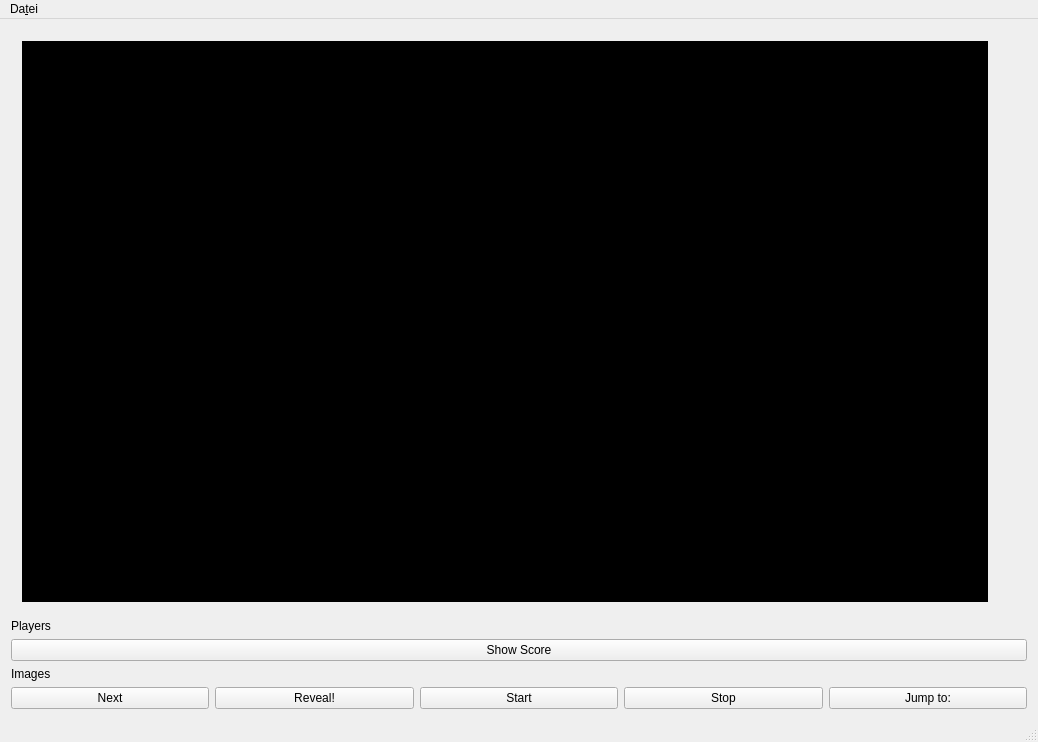
Qt form guesswho.ui (freepenguin84/GuessWhoGame) before a commit.
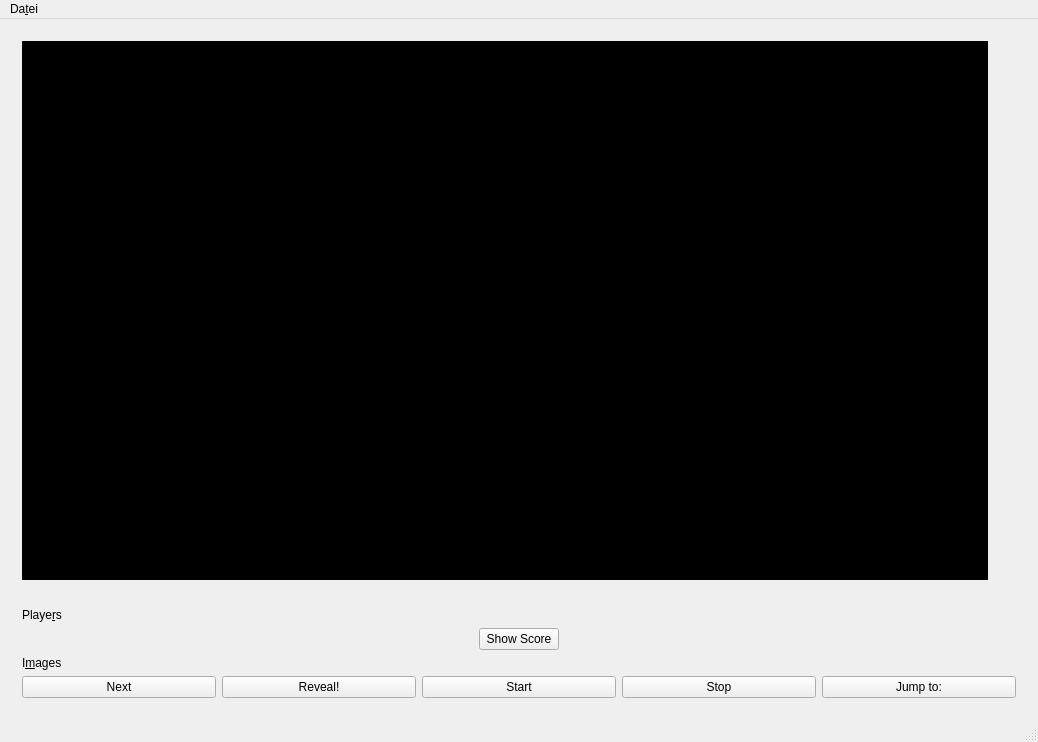
The same form after that commit.

What changed in the file:
```diff
--- a/guesswho.ui
+++ b/guesswho.ui
@@ -65,11 +65,15 @@
      </layout>
     </item>
     <item>
+     <widget class="QWidget" name="controlWidget" native="true">
      <layout class="QVBoxLayout" name="controlLayout">
       <item>
        <widget class="QLabel" name="playersLabel">
         <property name="text">
-         <string>Players</string>
+          <string>Playe&amp;rs</string>
+         </property>
+         <property name="buddy">
+          <cstring>showScoreButton</cstring>
         </property>
        </widget>
       </item>
@@ -77,6 +81,12 @@
        <layout class="QHBoxLayout" name="playerButtons">
         <item>
          <widget class="QPushButton" name="showScoreButton">
+           <property name="sizePolicy">
+            <sizepolicy hsizetype="Fixed" vsizetype="Fixed">
+             <horstretch>0</horstretch>
+             <verstretch>0</verstretch>
+            </sizepolicy>
+           </property>
           <property name="text">
            <string>Show Score</string>
           </property>
@@ -90,7 +100,10 @@
       <item>
        <widget class="QLabel" name="imagesLabel">
         <property name="text">
-         <string>Images</string>
+          <string>I&amp;mages</string>
+         </property>
+         <property name="buddy">
+          <cstring>nextButton</cstring>
         </property>
        </widget>
       </item>
@@ -134,6 +147,7 @@
        </layout>
       </item>
      </layout>
+     </widget>
     </item>
    </layout>
   </widget>
```
Left out of the diff: 13 changed lines with no effect on the pictures. Lines whose indentation alone changed are shown as unchanged.
